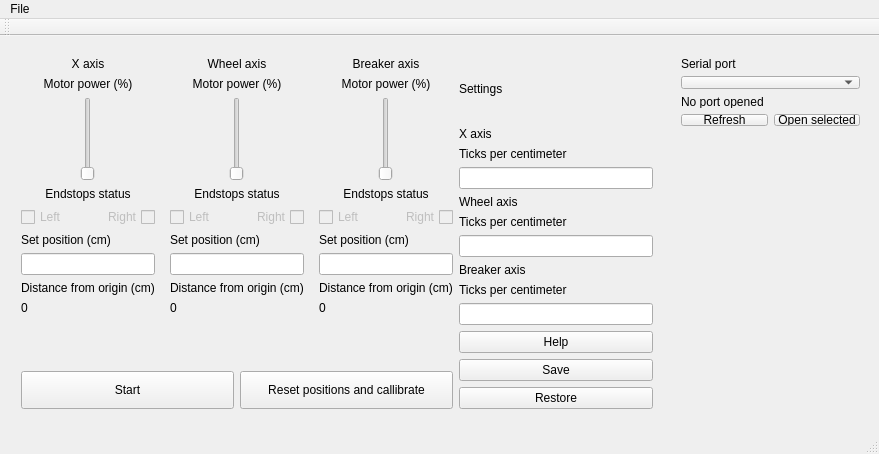
Old version of the form wirepullerwindow.ui in the repository SteelPh0enix/WirePullerControlCenter.
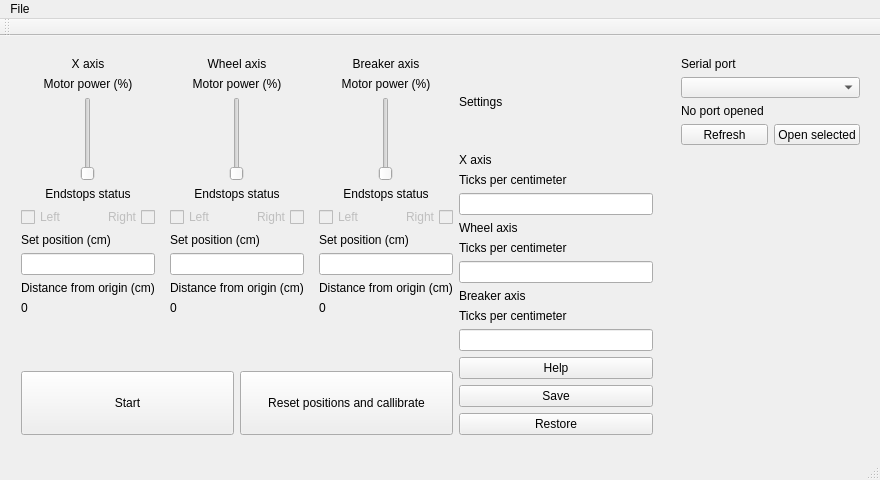
New version of the form.

```diff
--- a/wirepullerwindow.ui
+++ b/wirepullerwindow.ui
@@ -6,8 +6,8 @@
    <rect>
     <x>0</x>
     <y>0</y>
-    <width>879</width>
-    <height>454</height>
+    <width>880</width>
+    <height>480</height>
    </rect>
   </property>
   <property name="sizePolicy">
@@ -18,14 +18,14 @@
   </property>
   <property name="minimumSize">
    <size>
-    <width>879</width>
-    <height>454</height>
+    <width>880</width>
+    <height>480</height>
    </size>
   </property>
   <property name="maximumSize">
    <size>
-    <width>879</width>
-    <height>454</height>
+    <width>880</width>
+    <height>480</height>
    </size>
   </property>
   <property name="windowTitle">
@@ -38,7 +38,7 @@
       <x>10</x>
       <y>10</y>
       <width>654</width>
-      <height>374</height>
+      <height>400</height>
      </rect>
     </property>
     <layout class="QHBoxLayout" name="horizontalLayout_5">
@@ -721,7 +721,7 @@
       <x>670</x>
       <y>10</y>
       <width>201</width>
-      <height>91</height>
+      <height>110</height>
      </rect>
     </property>
     <layout class="QVBoxLayout" name="verticalLayout_27">
@@ -768,8 +768,8 @@
     <rect>
      <x>0</x>
      <y>0</y>
-     <width>879</width>
-     <height>20</height>
+     <width>880</width>
+     <height>23</height>
     </rect>
    </property>
    <widget class="QMenu" name="menuFile">
```
